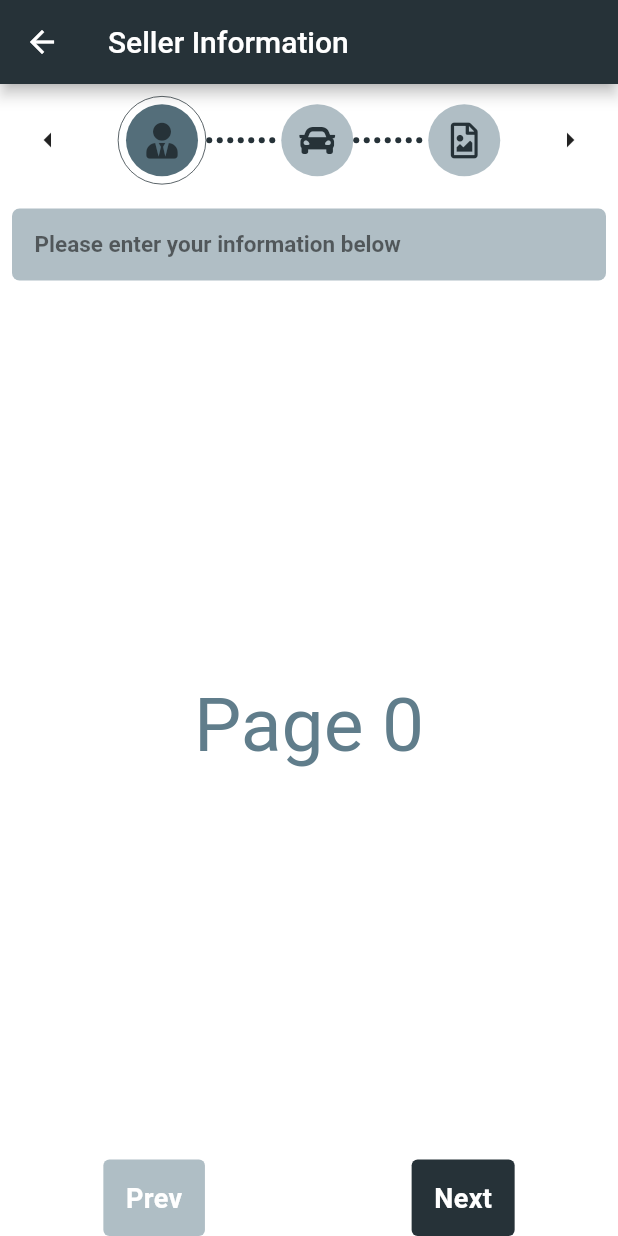
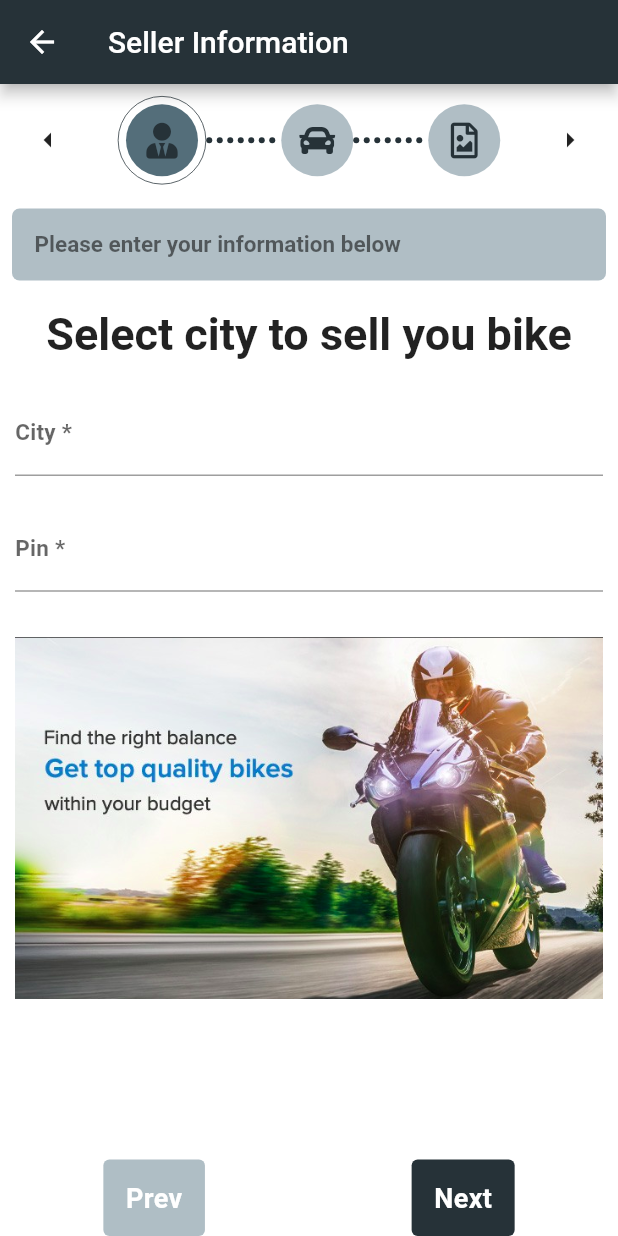
Before and after one commit to naveen-verma-TTN/CarSelll, a Flutter app: the SellerInfoScreen screen opened by its route, on a phone screen of 412 x 824 dp. Run offline on Flutter 3.47's test engine with Material 2 defaults, Android fonts, the phone set to English and light mode, and no system bars; our stand-ins replace font_awesome_flutter, im_stepper.

Commit message:
Added seller screen

```diff
--- a/lib/presentation/components/theme.dart
+++ b/lib/presentation/components/theme.dart
@@ -7,6 +7,7 @@ import 'package:flutter/material.dart';
 class CustomTheme {
   static ThemeData lightTheme = ThemeData(
     brightness: Brightness.light,
+    primaryColorLight: Colors.blueGrey,
     appBarTheme: AppBarTheme(color: Colors.blueGrey[900]),
     primaryColor: Colors.blueGrey,
     scaffoldBackgroundColor: Colors.white,
--- a/lib/presentation/screens/seller_info_screen.dart
+++ b/lib/presentation/screens/seller_info_screen.dart
@@ -1,3 +1,6 @@
+import 'package:car_sell/presentation/components/CustomHeadingSeller.dart';
+import 'package:car_sell/presentation/components/CustomTextFieldCity.dart';
+import 'package:car_sell/presentation/components/CustomTextFieldPin.dart';
 import 'package:car_sell/presentation/components/components.dart';
 import 'package:flutter/material.dart';
 import 'package:font_awesome_flutter/font_awesome_flutter.dart';
@@ -63,12 +66,10 @@ class _SellerInfoScreenState extends State<SellerInfoScreen> {
               ),
             ),
             header(activeStep),
-            Expanded(
+            const Expanded(
               child: Center(
-                child: Text(
-                  'Page $activeStep',
-                  style:
-                      const TextStyle(color: Colors.blueGrey, fontSize: 50.0),
+                child: SellerScreen(
+                  title: 'Seller Info',
                 ),
               ),
             ),
@@ -129,3 +130,27 @@ class _SellerInfoScreenState extends State<SellerInfoScreen> {
     );
   }
 }
+
+class SellerScreen extends StatelessWidget {
+  const SellerScreen({Key? key, required this.title}) : super(key: key);
+
+  final String title;
+
+  Widget build(BuildContext context) {
+    return Column(
+      mainAxisAlignment: MainAxisAlignment.start,
+      children: [
+        const CustomPageHeadingSeller(),
+        const CustomTextFieldCity(),
+        const CustomTextFieldPin(),
+        Container(
+          margin: const EdgeInsets.fromLTRB(10, 20, 10, 10),
+          child: Image.asset(
+            'assets/images/bikesmall.png',
+            fit: BoxFit.fitWidth,
+          ),
+        )
+      ],
+    );
+  }
+}
```
